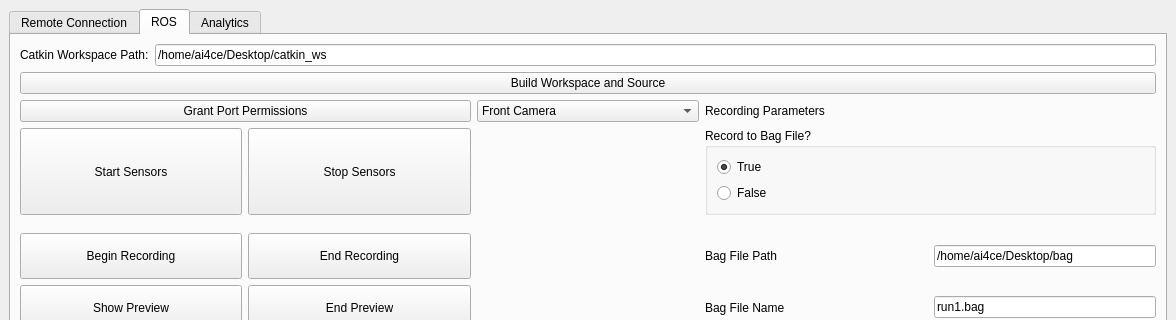
This is wrapper/mainwindow.ui in Abanesjo/Curb2Door as Qt 5 draws it before an edit; both pictures show x 0 to 1176 and y 0 to 320 of the 1176 by 552 pixel window. The edited form follows.
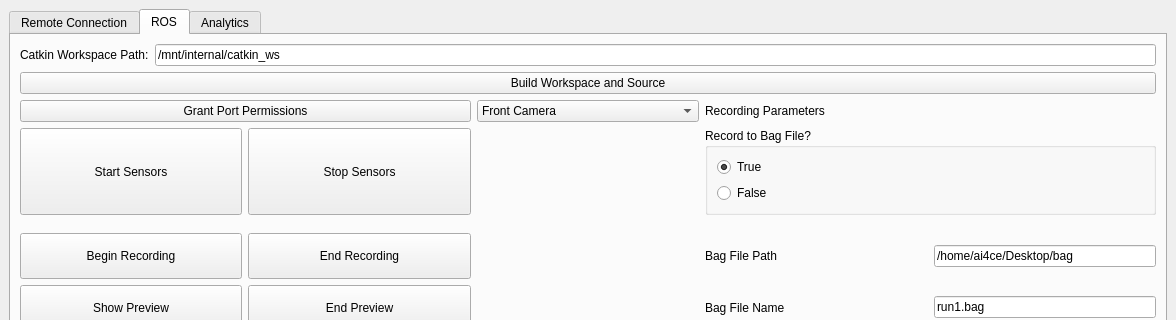
This is the edited form. The open tabs and pages were chosen to show the change.

Patch:
```diff
--- a/wrapper/mainwindow.ui
+++ b/wrapper/mainwindow.ui
@@ -168,7 +168,7 @@
              <string notr="true"/>
             </property>
             <property name="text">
-             <string>/home/ai4ce/Desktop/catkin_ws</string>
+             <string>/mnt/internal/catkin_ws</string>
             </property>
            </widget>
           </item>
```
